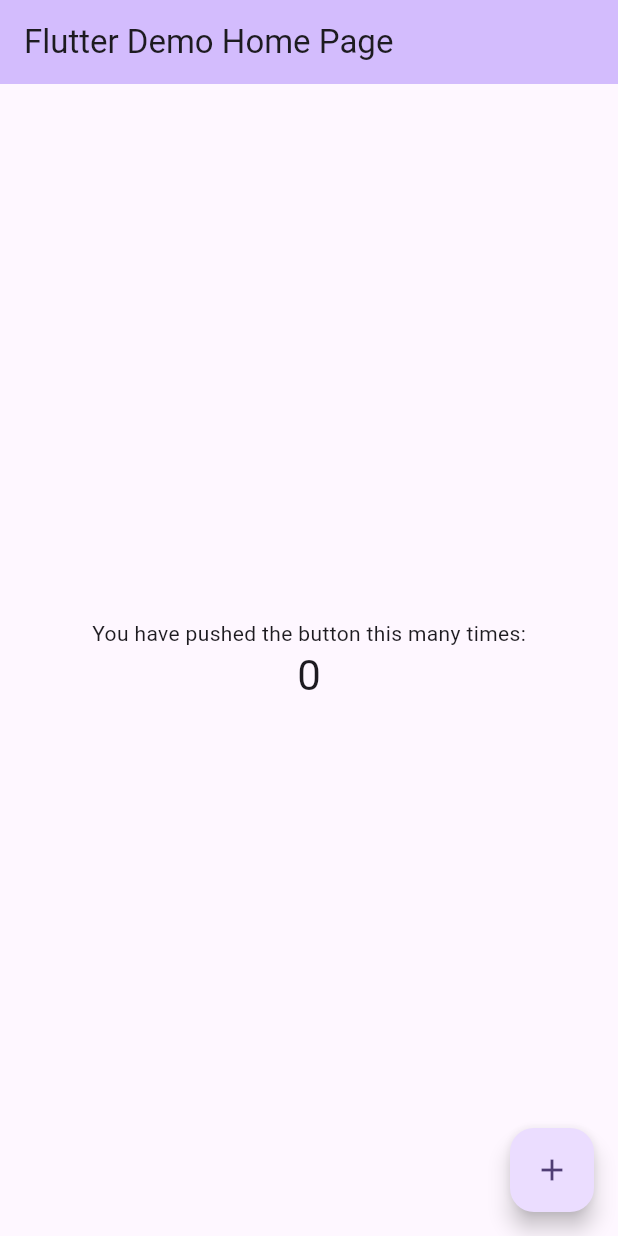
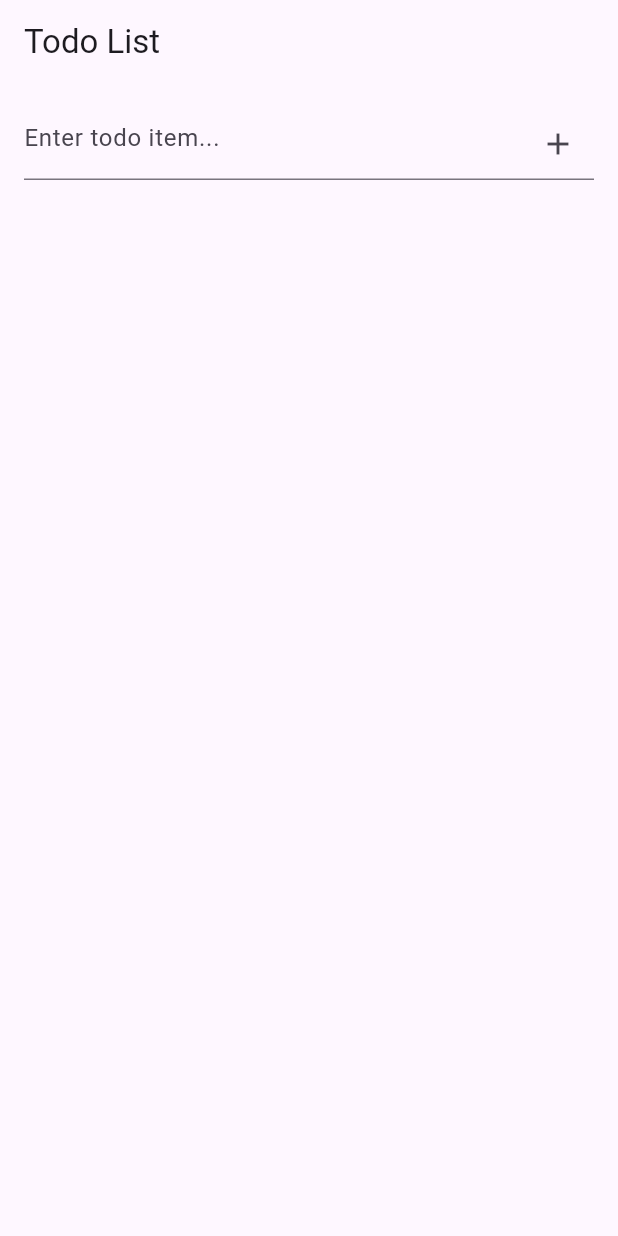
Before and after one commit to taehyun00/flutter_study, a Flutter app: the screen it shows after launch, on a phone screen of 412 x 824 dp. Run offline on Flutter 3.47's test engine with Material 3 defaults, Android fonts, the phone set to English and light mode, and no system bars.

Commit message:
#2 todolist

```diff
--- a/lib/main.dart
+++ b/lib/main.dart
@@ -1,5 +1,5 @@
 import 'package:flutter/material.dart';
-
+import 'package:flutter_project_1/view/todo_list_view.dart';
 void main() {
   runApp(const MyApp());
 }
@@ -7,116 +7,11 @@ void main() {
 class MyApp extends StatelessWidget {
   const MyApp({super.key});
 
-  // This widget is the root of your application.
   @override
   Widget build(BuildContext context) {
+
     return MaterialApp(
-      title: 'Flutter Demo',
-      theme: ThemeData(
-        // This is the theme of your application.
-        //
-        // TRY THIS: Try running your application with "flutter run". You'll see
-        // the application has a purple toolbar. Then, without quitting the app,
-        // try changing the seedColor in the colorScheme below to Colors.green
-        // and then invoke "hot reload" (save your changes or press the "hot
-        // reload" button in a Flutter-supported IDE, or press "r" if you used
-        // the command line to start the app).
-        //
-        // Notice that the counter didn't reset back to zero; the application
-        // state is not lost during the reload. To reset the state, use hot
-        // restart instead.
-        //
-        // This works for code too, not just values: Most code changes can be
-        // tested with just a hot reload.
-        colorScheme: .fromSeed(seedColor: Colors.deepPurple),
-      ),
-      home: const MyHomePage(title: 'Flutter Demo Home Page'),
+      home :TodoListView()
     );
   }
 }
-
-class MyHomePage extends StatefulWidget {
-  const MyHomePage({super.key, required this.title});
-
-  // This widget is the home page of your application. It is stateful, meaning
-  // that it has a State object (defined below) that contains fields that affect
-  // how it looks.
-
-  // This class is the configuration for the state. It holds the values (in this
-  // case the title) provided by the parent (in this case the App widget) and
-  // used by the build method of the State. Fields in a Widget subclass are
-  // always marked "final".
-
-  final String title;
-
-  @override
-  State<MyHomePage> createState() => _MyHomePageState();
-}
-
-class _MyHomePageState extends State<MyHomePage> {
-  int _counter = 0;
-
-  void _incrementCounter() {
-    setState(() {
-      // This call to setState tells the Flutter framework that something has
-      // changed in this State, which causes it to rerun the build method below
-      // so that the display can reflect the updated values. If we changed
-      // _counter without calling setState(), then the build method would not be
-      // called again, and so nothing would appear to happen.
-      _counter++;
-    });
-  }
-
-  @override
-  Widget build(BuildContext context) {
-    // This method is rerun every time setState is called, for instance as done
-    // by the _incrementCounter method above.
-    //
-    // The Flutter framework has been optimized to make rerunning build methods
-    // fast, so that you can just rebuild anything that needs updating rather
-    // than having to individually change instances of widgets.
-    return Scaffold(
-      appBar: AppBar(
-        // TRY THIS: Try changing the color here to a specific color (to
-        // Colors.amber, perhaps?) and trigger a hot reload to see the AppBar
-        // change color while the other colors stay the same.
-        backgroundColor: Theme.of(context).colorScheme.inversePrimary,
-        // Here we take the value from the MyHomePage object that was created by
-        // the App.build method, and use it to set our appbar title.
-        title: Text(widget.title),
-      ),
-      body: Center(
-        // Center is a layout widget. It takes a single child and positions it
-        // in the middle of the parent.
-        child: Column(
-          // Column is also a layout widget. It takes a list of children and
-          // arranges them vertically. By default, it sizes itself to fit its
-          // children horizontally, and tries to be as tall as its parent.
-          //
-          // Column has various properties to control how it sizes itself and
-          // how it positions its children. Here we use mainAxisAlignment to
-          // center the children vertically; the main axis here is the vertical
-          // axis because Columns are vertical (the cross axis would be
-          // horizontal).
-          //
-          // TRY THIS: Invoke "debug painting" (choose the "Toggle Debug Paint"
-          // action in the IDE, or press "p" in the console), to see the
-          // wireframe for each widget.
-          mainAxisAlignment: .center,
-          children: [
-            const Text('You have pushed the button this many times:'),
-            Text(
-              '$_counter',
-              style: Theme.of(context).textTheme.headlineMedium,
-            ),
-          ],
-        ),
-      ),
-      floatingActionButton: FloatingActionButton(
-        onPressed: _incrementCounter,
-        tooltip: 'Increment',
-        child: const Icon(Icons.add),
-      ),
-    );
-  }
-}
--- /dev/null
+++ b/lib/model/todo_items.dart
@@ -0,0 +1,6 @@
+class TodoItems {
+  String title;
+  bool isDone;
+
+  TodoItems({required this.title, this.isDone = false});
+}
--- /dev/null
+++ b/lib/view/todo_list_view.dart
@@ -0,0 +1,66 @@
+import 'package:flutter/material.dart';
+import 'package:flutter_project_1/model/todo_items.dart';
+import 'package:flutter_project_1/viewmodel/todo_list_viewmodel.dart';
+
+class TodoListView extends StatefulWidget {
+  const TodoListView({super.key});
+
+  @override
+  State<TodoListView> createState() => _TodoListViewState();
+}
+
+class _TodoListViewState extends State<TodoListView> {
+  TextEditingController _controller = TextEditingController();
+  final TodoListViewModel _viewModel = TodoListViewModel();
+
+  @override
+  Widget build(BuildContext context) {
+    return Scaffold(  // ✅ Flexible 대신 Scaffold 사용
+      appBar: AppBar(
+        title: Text('Todo List'),
+      ),
+      body: Column(  // ✅ 이제 Column이 최상위
+        children: [
+          Padding(
+            padding: const EdgeInsets.all(16.0),
+            child: TextField(
+              controller: _controller,
+              decoration: InputDecoration(
+                hintText: 'Enter todo item...',
+                suffixIcon: IconButton(
+                  onPressed: () {
+                    setState(() {
+                      _viewModel.addItem(_controller.text);
+                      _controller.clear();
+                    });
+                  },
+                  icon: Icon(Icons.add),
+                ),
+              ),
+            ),
+          ),
+          SizedBox(height: 16.0),
+          Expanded(  // ✅ Expanded는 Column의 자식이므로 정상
+            child: ListView.builder(
+              itemCount: _viewModel.items.length,
+              itemBuilder: (context, index) {
+                final TodoItems item = _viewModel.items[index];
+                return ListTile(
+                  title: Text(item.title),
+                  trailing: Checkbox(
+                    value: item.isDone,
+                    onChanged: (value) {
+                      setState(() {
+                        _viewModel.toggleItem(item);
+                      });
+                    },
+                  ),
+                );
+              },
+            ),
+          )
+        ],
+      ),
+    );
+  }
+}
--- /dev/null
+++ b/lib/viewmodel/todo_list_viewmodel.dart
@@ -0,0 +1,18 @@
+import 'package:flutter_project_1/model/todo_items.dart';
+
+class TodoListViewModel {
+  List<TodoItems> _items = [];
+
+  // Getter (외부에서 _items 접근 가능)
+  List<TodoItems> get items => _items;
+
+  // 비즈니스 로직 - 할 일 추가
+  void addItem(String title) {
+    _items.add(TodoItems(title: title));
+  }
+
+  // 비즈니스 로직 - 완료 상태 변경
+  void toggleItem(TodoItems todo) {
+    todo.isDone = !todo.isDone;
+  }
+}
```
